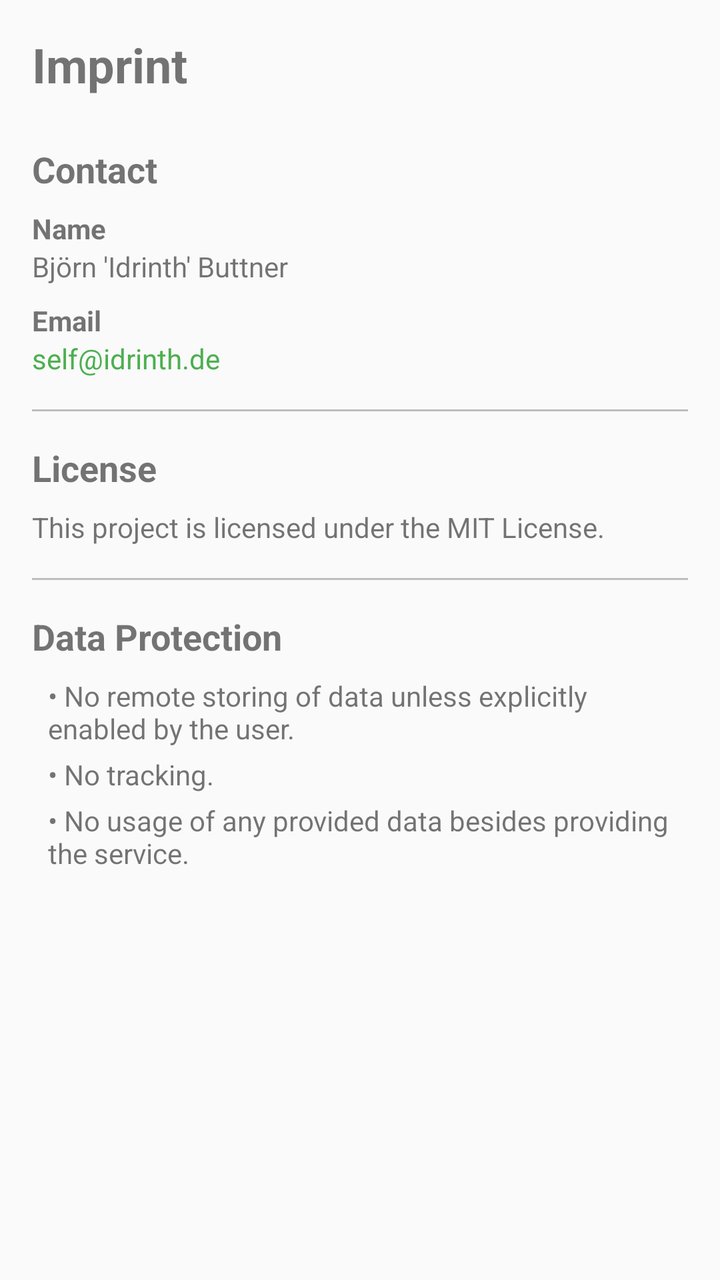
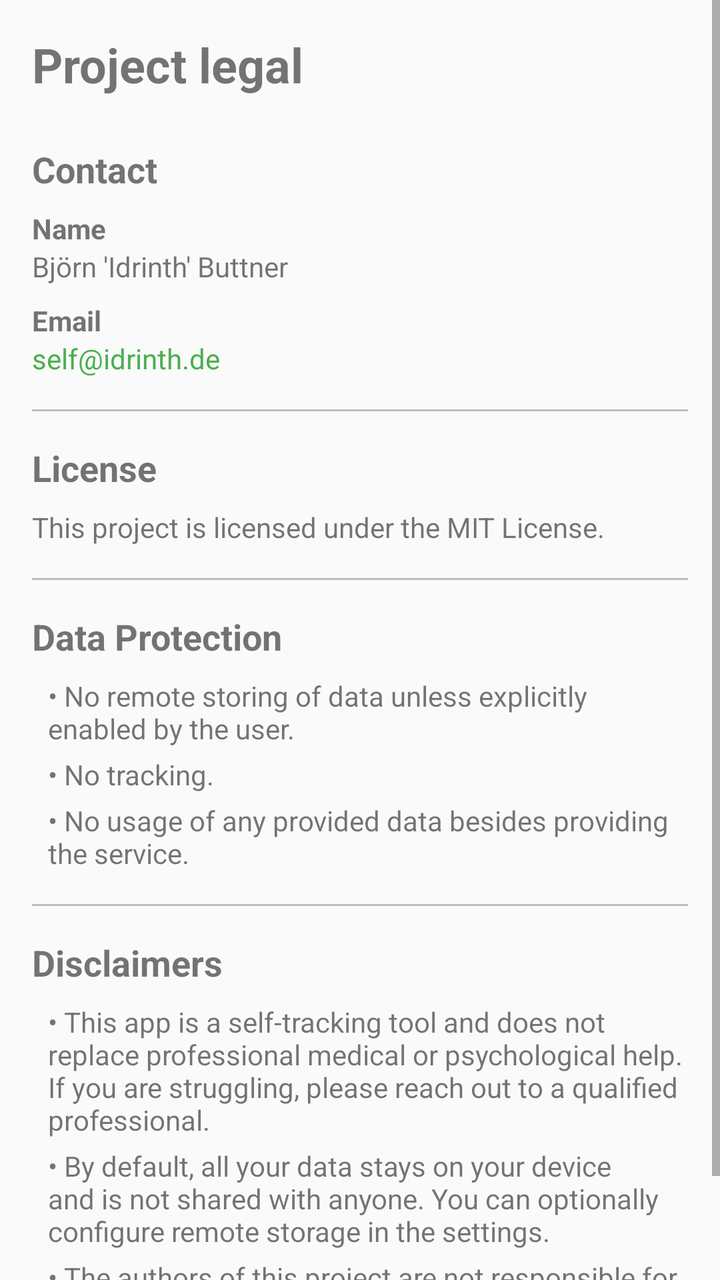

Before-and-after screenshots of an Android layout around one commit, followed by the original layout XML and the change that was made.
<!-- AndroidManifest.xml: application theme Theme.HabitEvaluator -->
<!-- res/layout/fragment_imprint.xml -->
<?xml version="1.0" encoding="utf-8"?>
<ScrollView xmlns:android="http://schemas.android.com/apk/res/android"
    android:layout_width="match_parent"
    android:layout_height="match_parent">

    <LinearLayout
        android:layout_width="match_parent"
        android:layout_height="wrap_content"
        android:orientation="vertical"
        android:padding="16dp">

        <TextView
            android:layout_width="wrap_content"
            android:layout_height="wrap_content"
            android:text="@string/imprint_title"
            android:textSize="24sp"
            android:textStyle="bold" />

        <TextView
            android:layout_width="wrap_content"
            android:layout_height="wrap_content"
            android:layout_marginTop="24dp"
            android:text="@string/imprint_contact"
            android:textSize="18sp"
            android:textStyle="bold" />

        <TextView
            android:layout_width="wrap_content"
            android:layout_height="wrap_content"
            android:layout_marginTop="8dp"
            android:text="@string/imprint_name_label"
            android:textSize="14sp"
            android:textStyle="bold" />

        <TextView
            android:layout_width="wrap_content"
            android:layout_height="wrap_content"
            android:text="@string/imprint_name_value"
            android:textSize="14sp" />

        <TextView
            android:layout_width="wrap_content"
            android:layout_height="wrap_content"
            android:layout_marginTop="8dp"
            android:text="@string/imprint_email_label"
            android:textSize="14sp"
            android:textStyle="bold" />

        <TextView
            android:id="@+id/emailLink"
            android:layout_width="wrap_content"
            android:layout_height="wrap_content"
            android:text="@string/imprint_email_value"
            android:textSize="14sp"
            android:textColor="@color/primary"
            android:clickable="true"
            android:focusable="true" />

        <View
            android:layout_width="match_parent"
            android:layout_height="1dp"
            android:layout_marginTop="16dp"
            android:background="@color/divider" />

        <TextView
            android:layout_width="wrap_content"
            android:layout_height="wrap_content"
            android:layout_marginTop="16dp"
            android:text="@string/imprint_license"
            android:textSize="18sp"
            android:textStyle="bold" />

        <TextView
            android:layout_width="wrap_content"
            android:layout_height="wrap_content"
            android:layout_marginTop="8dp"
            android:text="@string/imprint_license_text"
            android:textSize="14sp" />

        <View
            android:layout_width="match_parent"
            android:layout_height="1dp"
            android:layout_marginTop="16dp"
            android:background="@color/divider" />

        <TextView
            android:layout_width="wrap_content"
            android:layout_height="wrap_content"
            android:layout_marginTop="16dp"
            android:text="@string/imprint_data_protection"
            android:textSize="18sp"
            android:textStyle="bold" />

        <TextView
            android:layout_width="wrap_content"
            android:layout_height="wrap_content"
            android:layout_marginTop="8dp"
            android:text="@string/imprint_no_remote_storage"
            android:textSize="14sp"
            android:paddingStart="8dp" />

        <TextView
            android:layout_width="wrap_content"
            android:layout_height="wrap_content"
            android:layout_marginTop="4dp"
            android:text="@string/imprint_no_tracking"
            android:textSize="14sp"
            android:paddingStart="8dp" />

        <TextView
            android:layout_width="wrap_content"
            android:layout_height="wrap_content"
            android:layout_marginTop="4dp"
            android:text="@string/imprint_no_data_usage"
            android:textSize="14sp"
            android:paddingStart="8dp" />

    </LinearLayout>
</ScrollView>
<!-- resources referenced by this layout -->
<resources>
  <color name="divider">#BDBDBD</color>
  <color name="primary">#4CAF50</color>
  <string name="imprint_contact">Contact</string>
  <string name="imprint_data_protection">Data Protection</string>
  <string name="imprint_email_label">Email</string>
  <string name="imprint_email_value" translatable="false">self@idrinth.de</string>
  <string name="imprint_license">License</string>
  <string name="imprint_license_text">This project is licensed under the MIT License.</string>
  <string name="imprint_name_label">Name</string>
  <string name="imprint_name_value" translatable="false">Björn \'Idrinth\' Buttner</string>
  <string name="imprint_no_data_usage">\u2022 No usage of any provided data besides providing the service.</string>
  <string name="imprint_no_remote_storage">\u2022 No remote storing of data unless explicitly enabled by the user.</string>
  <string name="imprint_no_tracking">\u2022 No tracking.</string>
  <string name="imprint_title">Imprint</string>
  <style name="Theme.HabitEvaluator" parent="Theme.MaterialComponents.DayNight.NoActionBar">
          <item name="colorPrimary">@color/primary</item>
          <item name="colorPrimaryDark">@color/primary_dark</item>
          <item name="colorAccent">@color/accent</item>
          <item name="android:windowBackground">@color/background</item>
      </style>
  <color name="primary_dark">#388E3C</color>
  <color name="accent">#FFC107</color>
  <color name="background">#FAFAFA</color>
</resources>

<!-- the commit's change to res/layout/fragment_imprint.xml (unified diff, before → after) -->
@@ -115,5 +115,43 @@
             android:textSize="14sp"
             android:paddingStart="8dp" />
 
+        <View
+            android:layout_width="match_parent"
+            android:layout_height="1dp"
+            android:layout_marginTop="16dp"
+            android:background="@color/divider" />
+
+        <TextView
+            android:layout_width="wrap_content"
+            android:layout_height="wrap_content"
+            android:layout_marginTop="16dp"
+            android:text="@string/imprint_disclaimers"
+            android:textSize="18sp"
+            android:textStyle="bold" />
+
+        <TextView
+            android:layout_width="wrap_content"
+            android:layout_height="wrap_content"
+            android:layout_marginTop="8dp"
+            android:text="@string/imprint_not_professional_help"
+            android:textSize="14sp"
+            android:paddingStart="8dp" />
+
+        <TextView
+            android:layout_width="wrap_content"
+            android:layout_height="wrap_content"
+            android:layout_marginTop="4dp"
+            android:text="@string/imprint_no_data_sharing"
+            android:textSize="14sp"
+            android:paddingStart="8dp" />
+
+        <TextView
+            android:layout_width="wrap_content"
+            android:layout_height="wrap_content"
+            android:layout_marginTop="4dp"
+            android:text="@string/imprint_variant_disclaimer"
+            android:textSize="14sp"
+            android:paddingStart="8dp" />
+
     </LinearLayout>
 </ScrollView>
<!-- resource entries referenced after the edit -->
@@ -4,16 +4,20 @@
   <color name="primary">#4CAF50</color>
   <string name="imprint_contact">Contact</string>
   <string name="imprint_data_protection">Data Protection</string>
+  <string name="imprint_disclaimers">Disclaimers</string>
   <string name="imprint_email_label">Email</string>
   <string name="imprint_email_value" translatable="false">self@idrinth.de</string>
   <string name="imprint_license">License</string>
   <string name="imprint_license_text">This project is licensed under the MIT License.</string>
   <string name="imprint_name_label">Name</string>
   <string name="imprint_name_value" translatable="false">Björn \'Idrinth\' Buttner</string>
+  <string name="imprint_no_data_sharing">\u2022 By default, all your data stays on your device and is not shared with anyone. You can optionally configure remote storage in the settings.</string>
   <string name="imprint_no_data_usage">\u2022 No usage of any provided data besides providing the service.</string>
   <string name="imprint_no_remote_storage">\u2022 No remote storing of data unless explicitly enabled by the user.</string>
   <string name="imprint_no_tracking">\u2022 No tracking.</string>
-  <string name="imprint_title">Imprint</string>
+  <string name="imprint_not_professional_help">\u2022 This app is a self-tracking tool and does not replace professional medical or psychological help. If you are struggling, please reach out to a qualified professional.</string>
+  <string name="imprint_title">Project legal</string>
+  <string name="imprint_variant_disclaimer">\u2022 The authors of this project are not responsible for modifications made by third-party variants or the actions of webservice hosters.</string>
   <style name="Theme.HabitEvaluator" parent="Theme.MaterialComponents.DayNight.NoActionBar">
           <item name="colorPrimary">@color/primary</item>
           <item name="colorPrimaryDark">@color/primary_dark</item>
